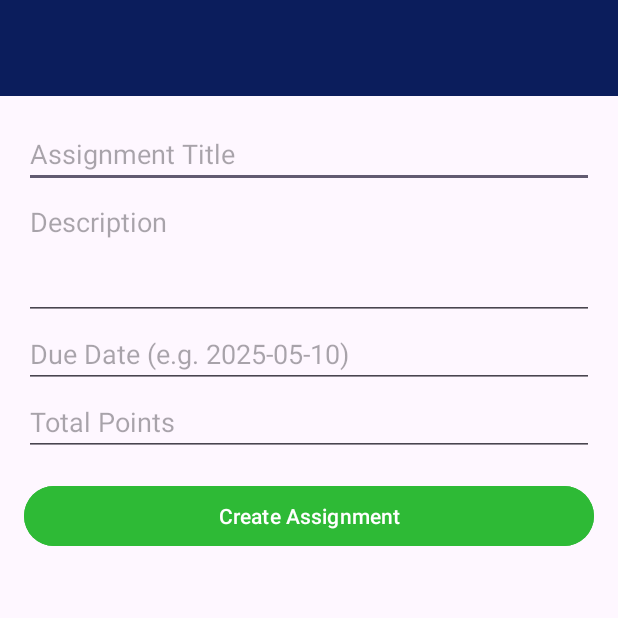
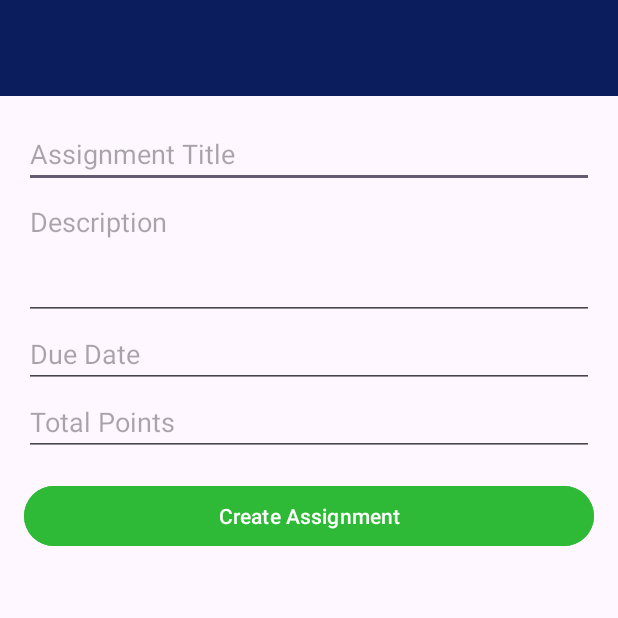
Before and after one commit to Mian-JunaidBabar/GoLearn-LMS-android-app, an Android app: the AddAssignmentActivity screen opened directly, with no data from a screen before it, on a phone screen of 412 x 824 dp, the top half of it. Run offline under Robolectric (Android 15) with nearby library versions, the phone set to English and light mode, and no system bars.

Commit message:
just updated the add assignment with a calender

```diff
--- a/app/src/main/res/layout/activity_add_assignment.xml
+++ b/app/src/main/res/layout/activity_add_assignment.xml
@@ -40,7 +40,11 @@
                 android:id="@+id/et_due_date"
                 android:layout_width="match_parent"
                 android:layout_height="wrap_content"
-                android:hint="Due Date (e.g. 2025-05-10)" />
+                android:clickable="true"
+                android:focusable="false"
+                android:hint="Due Date"
+                android:inputType="none" />
+
 
             <EditText
                 android:id="@+id/et_total_points"
```
Also changed, not shown: app/src/main/java/com/example/mad_project/AddAssignmentActivity.java (+32 -0 lines).
